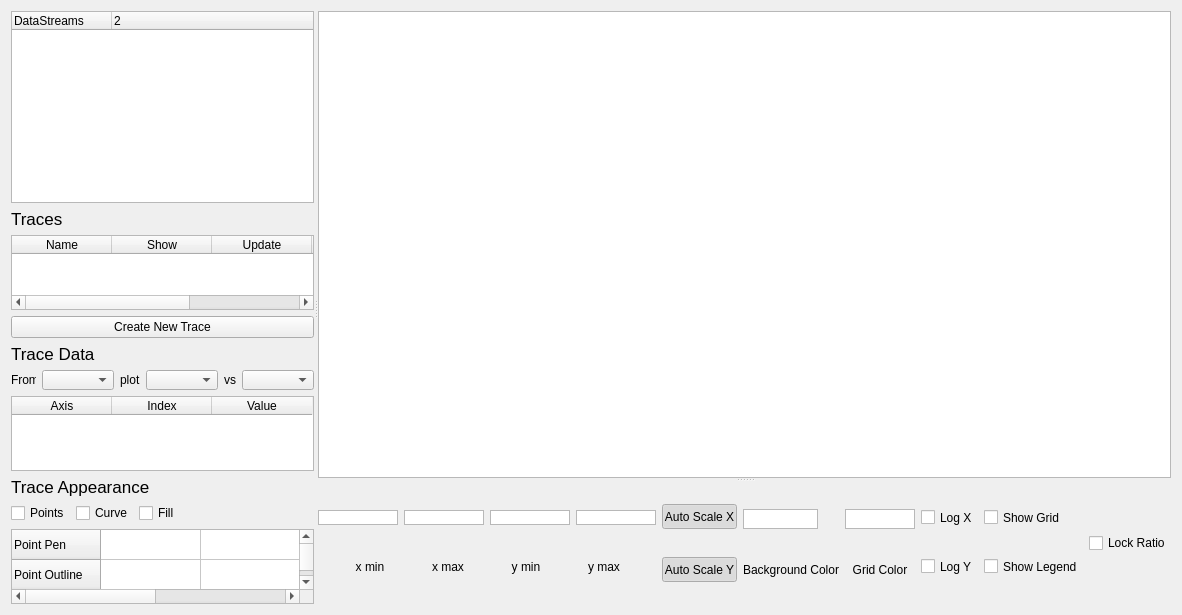
Above: graph/tracetab.ui from bencorbett90/Graph before the change. Below: the same form after it.
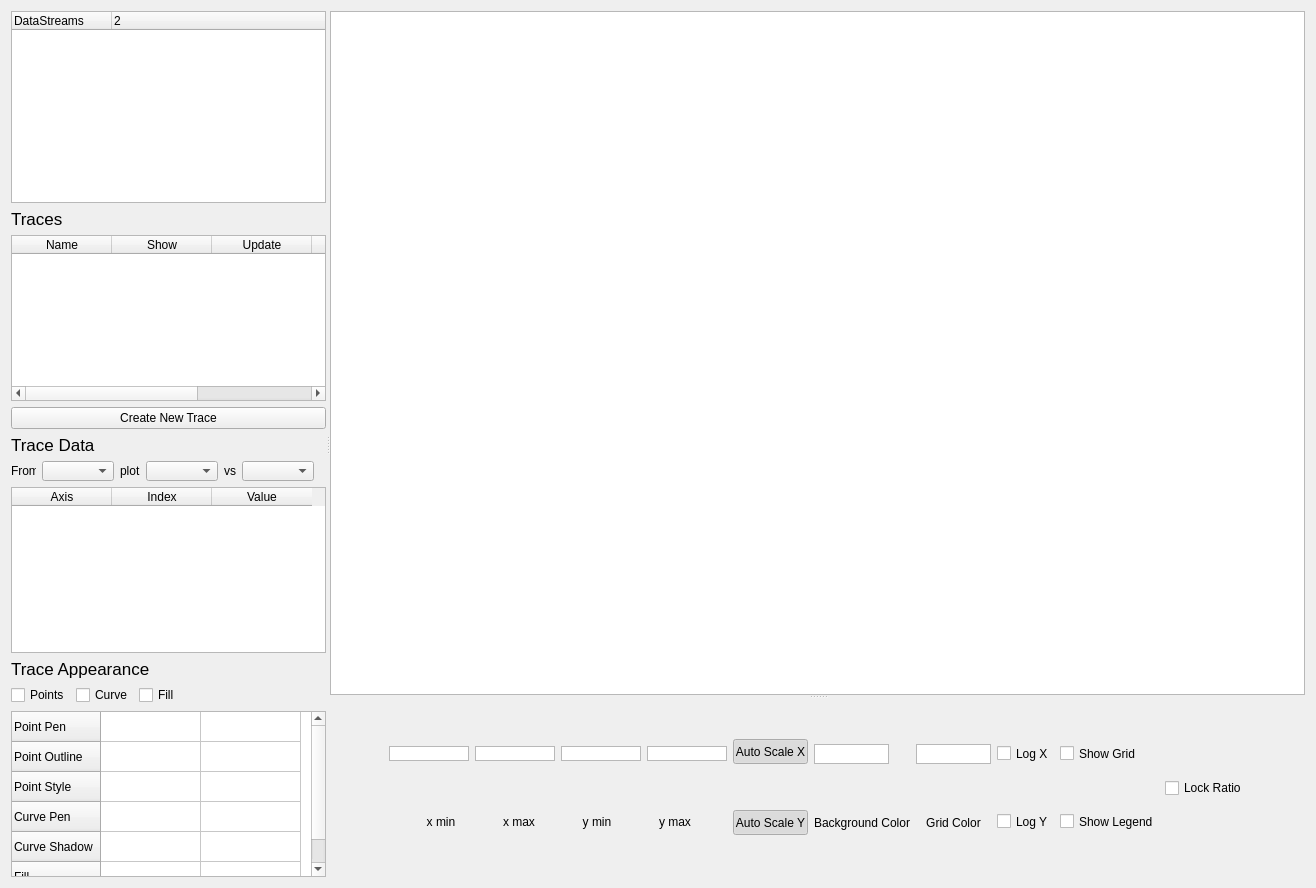
That is the form after the change. Custom widgets are drawn as their Qt base class.

The edit to the form file:
```diff
--- a/graph/tracetab.ui
+++ b/graph/tracetab.ui
@@ -6,8 +6,8 @@
    <rect>
     <x>0</x>
     <y>0</y>
-    <width>1163</width>
-    <height>615</height>
+    <width>1316</width>
+    <height>888</height>
    </rect>
   </property>
   <property name="sizePolicy">
@@ -21,11 +21,11 @@
   </property>
   <layout class="QHBoxLayout" name="horizontalLayout_14">
    <item>
-    <widget class="QSplitter" name="splitter_2">
+    <widget class="QSplitter" name="splitter_side_bar">
      <property name="orientation">
       <enum>Qt::Horizontal</enum>
      </property>
-     <widget class="QWidget" name="verticalLayoutWidget">
+     <widget class="QWidget" name="layoutWidget">
       <layout class="QVBoxLayout" name="verticalLayout">
        <item>
         <widget class="QSplitter" name="splitter_4">
@@ -288,6 +288,12 @@
        </item>
        <item>
         <widget class="QTableWidget" name="table_slice">
+         <property name="sizePolicy">
+          <sizepolicy hsizetype="Expanding" vsizetype="Preferred">
+           <horstretch>0</horstretch>
+           <verstretch>0</verstretch>
+          </sizepolicy>
+         </property>
          <column>
           <property name="text">
            <string>Axis</string>
@@ -410,6 +416,12 @@
        </item>
        <item>
         <widget class="QTableWidget" name="table_appearance">
+         <property name="sizePolicy">
+          <sizepolicy hsizetype="Expanding" vsizetype="Preferred">
+           <horstretch>0</horstretch>
+           <verstretch>0</verstretch>
+          </sizepolicy>
+         </property>
          <property name="showGrid">
           <bool>true</bool>
          </property>
```
Left out of the diff: 2 changed lines with no effect on the pictures.
